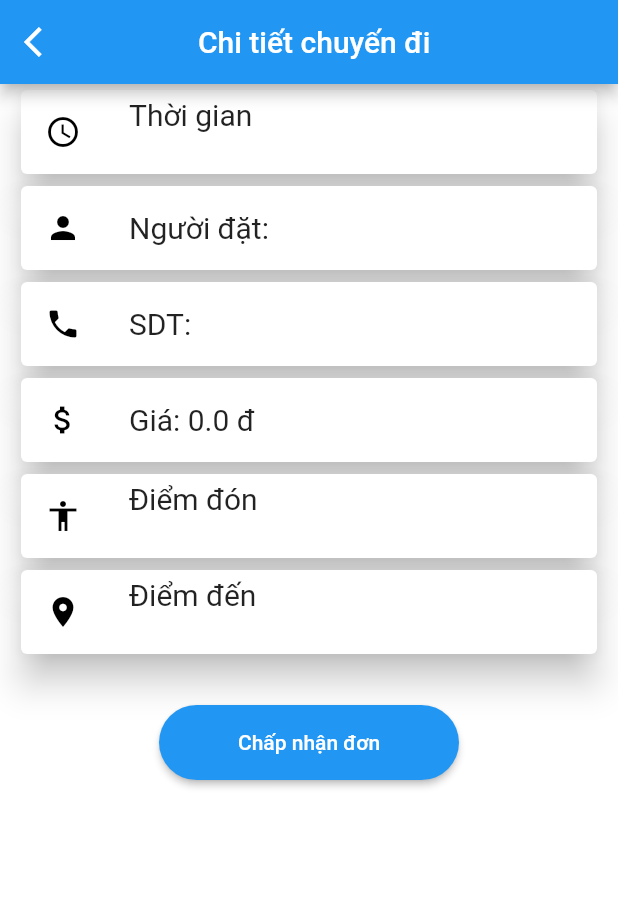
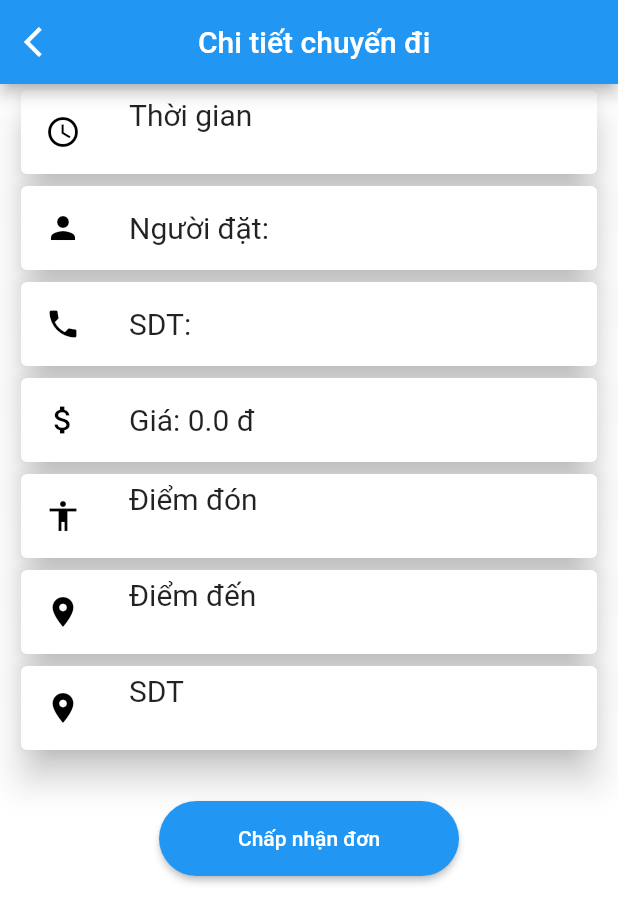
Before and after one commit to DuyyAnh/Flutter-AppHutechDriver, a Flutter app: the DetailTripPage screen opened directly with empty values, on a phone screen of 412 x 824 dp. Shown: the top 923 px of the screen. Run offline on Flutter 3.47's test engine with Material 2 defaults, Android fonts, the phone set to English and light mode, and no system bars; our stand-ins replace flutter_local_notifications, geocoding, google_maps_flutter, google_places_flutter; missing offline and left inert: flutter_polyline_points; network calls fail.

```diff
--- a/Flutter-AppHutechDriver-main/flutter_google_maps-master/lib/detailTrip.dart
+++ b/Flutter-AppHutechDriver-main/flutter_google_maps-master/lib/detailTrip.dart
@@ -4,7 +4,6 @@ import 'package:flutter_google_maps/trip.dart';
 import 'package:http/http.dart' as http;
 import 'dart:convert';
 import 'package:flutter_google_maps/token.dart';
-import 'package:intl/intl.dart';
 class DetailTripPage extends StatefulWidget {
   final int tripId;
 
@@ -21,9 +20,12 @@ class _DetailTripState extends State<DetailTripPage> {
   String status = "";
   int userId = 0;
   int tripId = 0;
-  String userName="";
-  String phone="";
+  String userName= "";
+  String phone= "";
   int driverId = 0;
+  String driverName = "";
+  String phoneNumber = "";
+  String role = "";
 
   @override
   void initState() {
@@ -80,6 +82,9 @@ class _DetailTripState extends State<DetailTripPage> {
     final Map<String, dynamic> responseData = json.decode(response.body);
     setState(() {
       driverId = int.parse(responseData['userId']);
+      driverName = responseData['username'];
+      phoneNumber = responseData['phoneNumber'];
+      role = responseData['role'];
     });
   } else {
      debugPrint("Error: ${response.statusCode}");
@@ -142,8 +147,7 @@ class _DetailTripState extends State<DetailTripPage> {
       appBar: AppBar(
         leading: IconButton(
           onPressed: (){
-            Navigator.push(
-                context, MaterialPageRoute(builder: (context) => DriverPage()));
+            Navigator.of(context).pop();
           },
           icon:Icon(Icons.arrow_back_ios),
         ),
@@ -227,7 +231,29 @@ class _DetailTripState extends State<DetailTripPage> {
                               title: Text('Điểm đến \n${trip.endLocation}',  style: TextStyle(fontSize: 20)),
                             ),
                           ),
+                          if(trip.driverId==null&&trip.driverId==0)
+                          Card(
+                            elevation: 10,
+                            child: ListTile(
+                              leading: Icon(
+                                Icons.accessibility,
+                                color: Colors.black,
+                              ),
+                              title: Text('Tên tài xế \n${driverName}',  style: TextStyle(fontSize: 20)),
+                            ),
+                          ),
+                          Card(
+                            elevation: 10,
+                            child: ListTile(
+                              leading: Icon(
+                                Icons.location_on,
+                                color: Colors.black,
+                              ),
+                              title: Text('SDT \n${phoneNumber}',  style: TextStyle(fontSize: 20)),
+                            ),
+                          ),
                           SizedBox(height: 30),
+                          if(role!="Member")
                           SizedBox(
                             width: 200,
                             height: 50,
@@ -249,5 +275,5 @@ class _DetailTripState extends State<DetailTripPage> {
           ),
       ),
     );
+  }
 }
-}
--- a/Flutter-AppHutechDriver-main/flutter_google_maps-master/lib/trip.dart
+++ b/Flutter-AppHutechDriver-main/flutter_google_maps-master/lib/trip.dart
@@ -1,4 +1,3 @@
-
 class Trip {
   final String startLocation;
   final String endLocation;
```
Also changed, not shown: Flutter-AppHutechDriver-main/flutter_google_maps-master/lib/driver.dart (+3 -6 lines), Flutter-AppHutechDriver-main/flutter_google_maps-master/lib/listtrip.dart (added, +120 -0 lines), Flutter-AppHutechDriver-main/flutter_google_maps-master/lib/main.dart (+3 -4 lines), Flutter-AppHutechDriver-main/flutter_google_maps-master/lib/forgotPassword.dart (indentation only), 1 other file.
